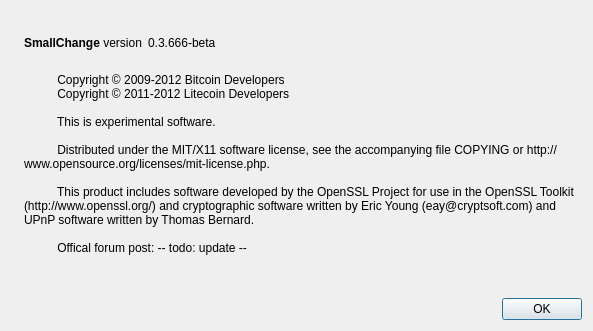
safsadf/ScryptcoiN2, file src/qt/forms/aboutdialog.ui: the form before one commit.
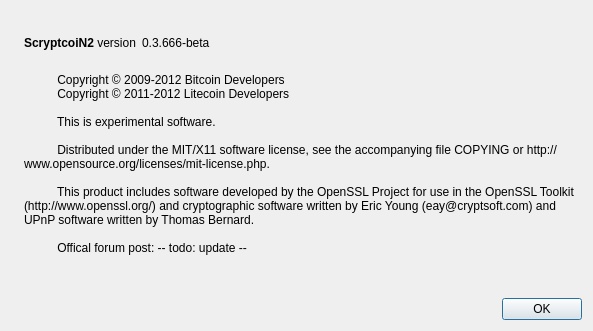
The form after the commit. Icons and pictures are not drawn.

Diff of the .ui file:
```diff
--- a/src/qt/forms/aboutdialog.ui
+++ b/src/qt/forms/aboutdialog.ui
@@ -50,7 +50,7 @@
           <cursorShape>IBeamCursor</cursorShape>
          </property>
          <property name="text">
-          <string>&lt;b&gt;SmallChange&lt;/b&gt; version</string>
+          <string>&lt;b&gt;ScryptcoiN2&lt;/b&gt; version</string>
          </property>
          <property name="textInteractionFlags">
           <set>Qt::LinksAccessibleByMouse|Qt::TextSelectableByKeyboard|Qt::TextSelectableByMouse</set>
```
Left out of the diff: 2 changed lines with no effect on the pictures.
